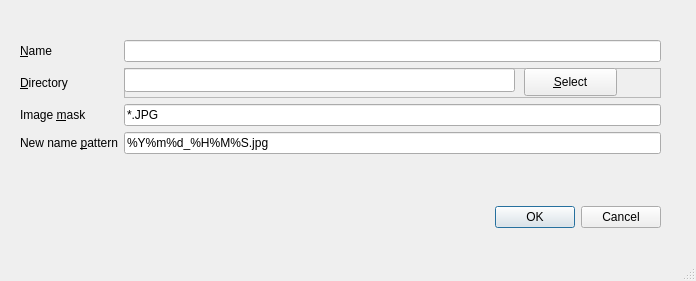
Before: the Qt Designer form qtimgren/profile.ui in s-ball/qtimgren, drawn with Qt 5.
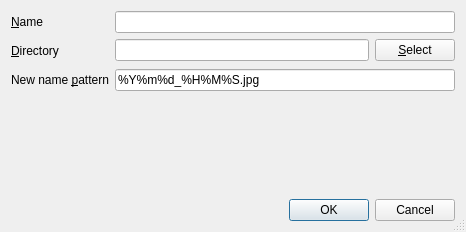
After: the same form once the commit is applied.

Commit message:
Remove now unused mask from Profile
pyimgren 1.0+ has no notion of mask

What changed in the file:
```diff
--- a/qtimgren/profile.ui
+++ b/qtimgren/profile.ui
@@ -6,8 +6,8 @@
    <rect>
     <x>0</x>
     <y>0</y>
-    <width>696</width>
-    <height>281</height>
+    <width>466</width>
+    <height>232</height>
    </rect>
   </property>
   <property name="windowTitle">
@@ -16,21 +16,11 @@
   <property name="sizeGripEnabled">
    <bool>true</bool>
   </property>
-  <widget class="QWidget" name="layoutWidget">
-   <property name="geometry">
-    <rect>
-     <x>20</x>
-     <y>40</y>
-     <width>641</width>
-     <height>188</height>
-    </rect>
-   </property>
+  <layout class="QGridLayout" name="gridLayout">
+   <item row="0" column="0">
    <layout class="QVBoxLayout" name="verticalLayout">
     <item>
      <layout class="QFormLayout" name="formLayout">
-      <property name="sizeConstraint">
-       <enum>QLayout::SetNoConstraint</enum>
-      </property>
       <item row="0" column="0">
        <widget class="QLabel" name="label">
         <property name="text">
@@ -65,68 +55,24 @@
        </widget>
       </item>
       <item row="1" column="1">
-       <widget class="QFrame" name="frame">
-        <property name="minimumSize">
-         <size>
-          <width>0</width>
-          <height>30</height>
-         </size>
-        </property>
-        <property name="frameShape">
-         <enum>QFrame::StyledPanel</enum>
-        </property>
-        <property name="frameShadow">
-         <enum>QFrame::Raised</enum>
-        </property>
+        <layout class="QHBoxLayout" name="horizontalLayout">
+         <item>
         <widget class="QLineEdit" name="path">
-         <property name="geometry">
-          <rect>
-           <x>0</x>
-           <y>0</y>
-           <width>391</width>
-           <height>24</height>
-          </rect>
-         </property>
          <property name="whatsThis">
           <string>Path of the image (jpeg) files</string>
          </property>
         </widget>
+         </item>
+         <item>
         <widget class="QPushButton" name="change">
-         <property name="geometry">
-          <rect>
-           <x>400</x>
-           <y>0</y>
-           <width>93</width>
-           <height>28</height>
-          </rect>
-         </property>
          <property name="text">
           <string>&amp;Select</string>
          </property>
         </widget>
-       </widget>
+         </item>
+        </layout>
       </item>
       <item row="2" column="0">
-       <widget class="QLabel" name="label_3">
-        <property name="text">
-         <string>Image &amp;mask</string>
-        </property>
-        <property name="buddy">
-         <cstring>mask_edit</cstring>
-        </property>
-       </widget>
-      </item>
-      <item row="2" column="1">
-       <widget class="QLineEdit" name="mask_edit">
-        <property name="whatsThis">
-         <string>Pattern of camera images (e.g. IMG*.JPG or DSCF*.JPG)</string>
-        </property>
-        <property name="text">
-         <string>*.JPG</string>
-        </property>
-       </widget>
-      </item>
-      <item row="3" column="0">
        <widget class="QLabel" name="recurseIntoSubFolderLabel">
         <property name="text">
          <string>New name &amp;pattern</string>
@@ -136,7 +82,7 @@
         </property>
        </widget>
       </item>
-      <item row="3" column="1">
+       <item row="2" column="1">
        <widget class="QLineEdit" name="pattern">
         <property name="text">
          <string>%Y%m%d_%H%M%S.jpg</string>
@@ -166,7 +112,8 @@
      </widget>
     </item>
    </layout>
-  </widget>
+   </item>
+  </layout>
  </widget>
  <tabstops>
   <tabstop>name</tabstop>
```
Left out of the diff: 22 changed lines with no effect on the pictures. Lines whose indentation alone changed are shown as unchanged. The commit also changes 4 other files.
